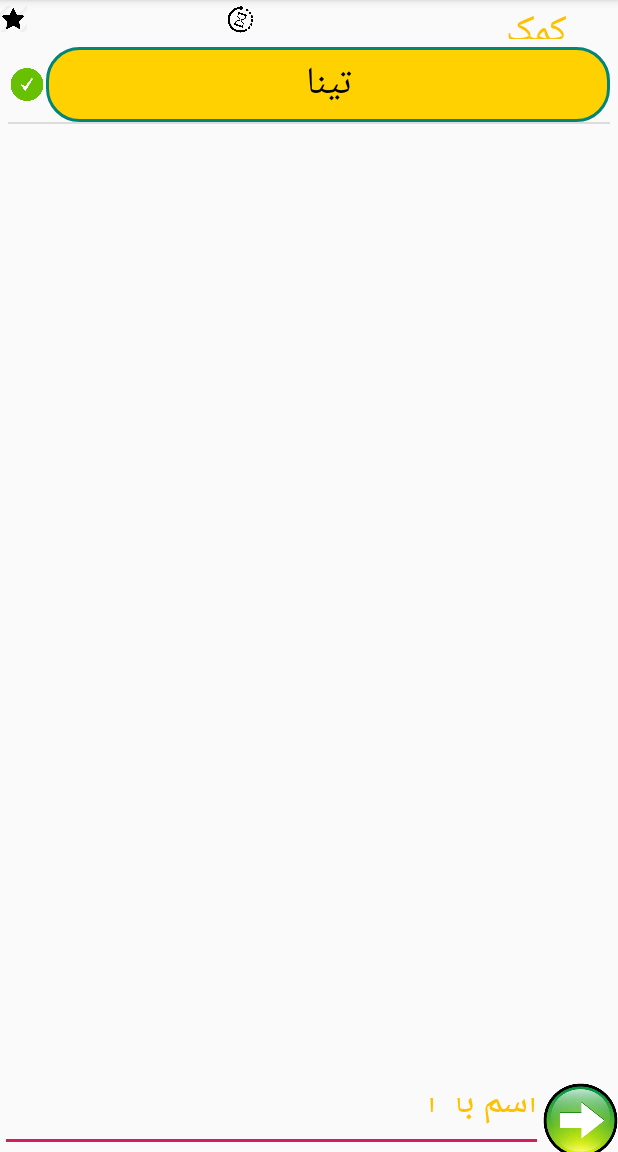
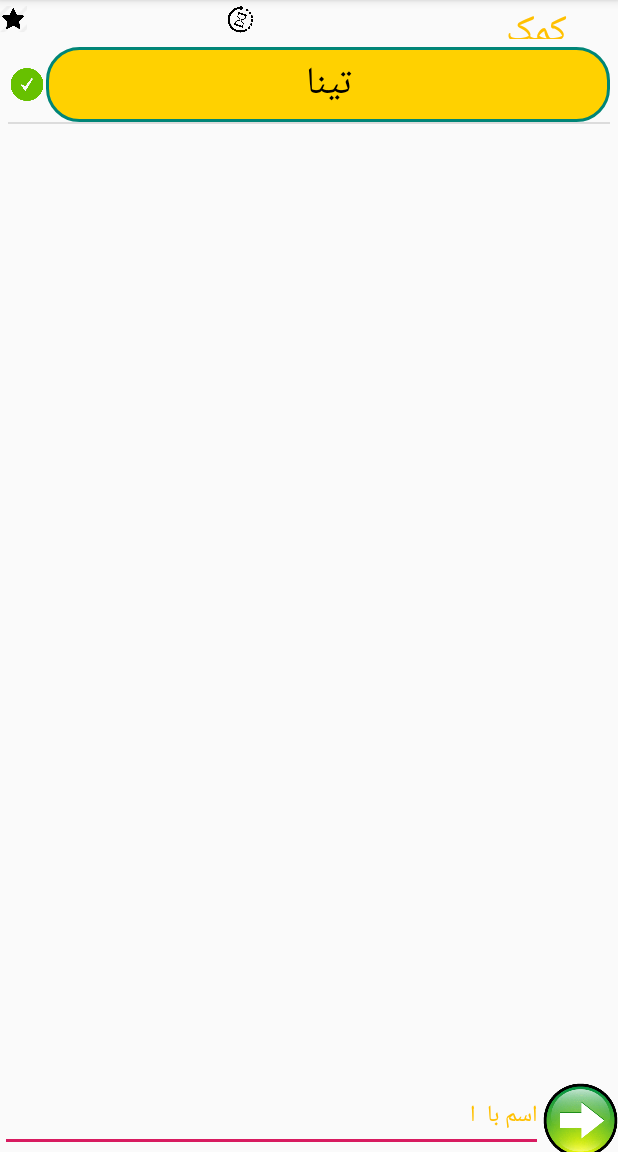
Before and after one commit to seyedalian/esmbazi, an Android app: the PlayWithAndroid screen opened directly, with no data from a screen before it, on a phone screen of 412 x 824 dp, the part 84-1236 px from its top. Run offline under Robolectric (Android 15) with nearby library versions, the phone set to English and light mode, and no system bars; 1 statement that could not run was skipped.

Commit message:
edit base_activity for all

```diff
--- a/app/src/main/res/layout/base_activity.xml
+++ b/app/src/main/res/layout/base_activity.xml
@@ -74,7 +74,7 @@
 
         <EditText android:layout_width="match_parent"
                   android:layout_height="wrap_content"
-                  android:textSize="25sp"
+                  android:textSize="15sp"
                   android:layout_weight="1"
                   android:autofillHints="@string/name"
                   android:hint="@string/name"
@@ -95,6 +95,14 @@
                 android:layout_weight="1"
 
         />
+        <TextView android:layout_width="match_parent"
+                  android:layout_height="match_parent"
+                  android:visibility="gone"
+                  android:text="جست و جوی سایر دستگاه ها"
+                  android:gravity="center"
+                  android:textSize="20sp"
+                  android:id="@+id/search_BLUETOOTH_Device"
+        />
 
     </LinearLayout>
 
```
